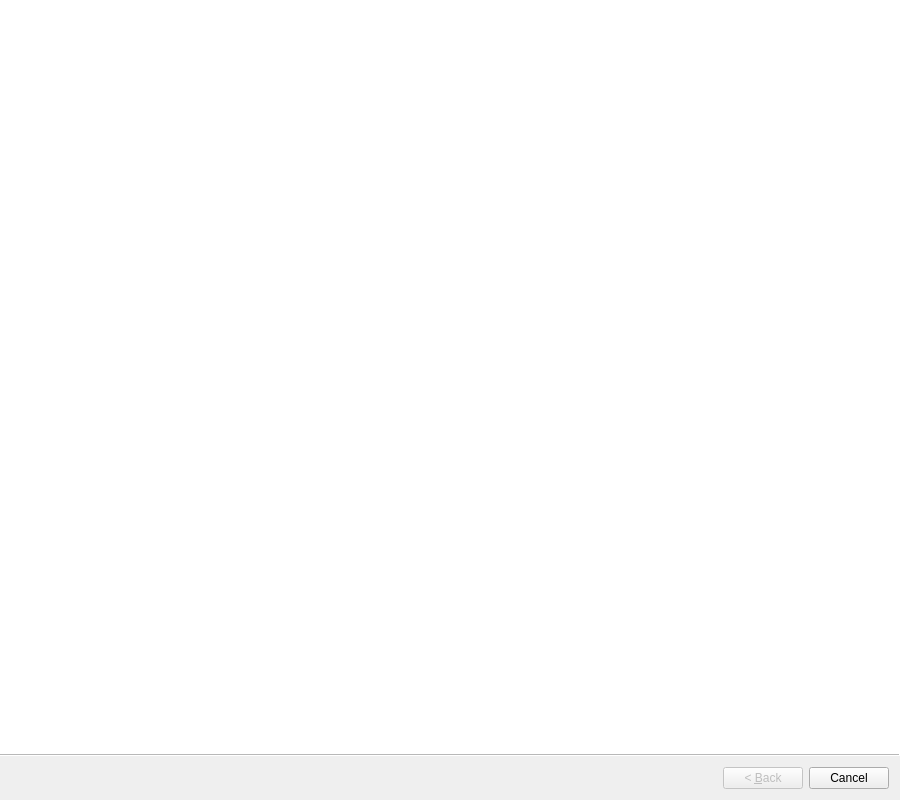
Above: standastigwizard.ui from githubdoe/DFTFringe before the change. Below: the same form after it.
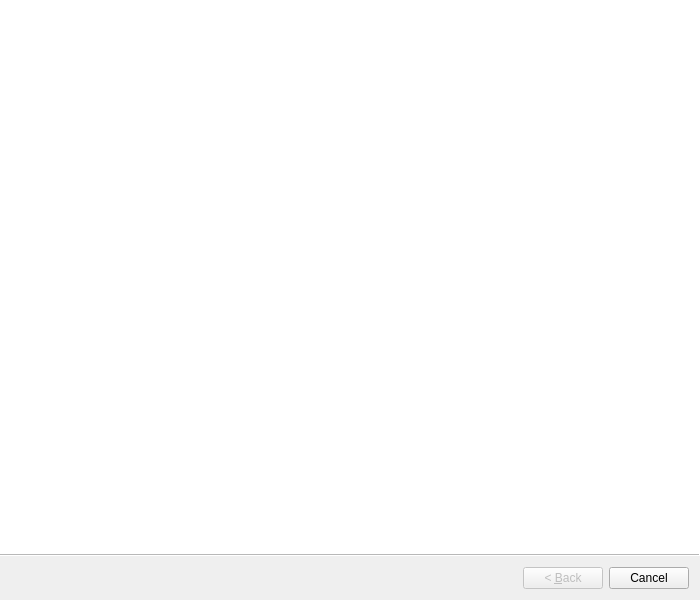
That is the form after the change.

Patch:
```diff
--- a/standastigwizard.ui
+++ b/standastigwizard.ui
@@ -2,16 +2,30 @@
 <ui version="4.0">
  <class>standAstigWizard</class>
  <widget class="QWizard" name="standAstigWizard">
+  <property name="geometry">
+   <rect>
+    <x>0</x>
+    <y>0</y>
+    <width>700</width>
+    <height>600</height>
+   </rect>
+  </property>
   <property name="sizePolicy">
-   <sizepolicy hsizetype="Preferred" vsizetype="Preferred">
+   <sizepolicy hsizetype="Ignored" vsizetype="Ignored">
     <horstretch>0</horstretch>
-    <verstretch>100</verstretch>
+    <verstretch>0</verstretch>
    </sizepolicy>
   </property>
   <property name="minimumSize">
    <size>
-    <width>900</width>
-    <height>800</height>
+    <width>700</width>
+    <height>400</height>
+   </size>
+  </property>
+  <property name="maximumSize">
+   <size>
+    <width>524287</width>
+    <height>524287</height>
    </size>
   </property>
   <property name="wizardStyle">
```
